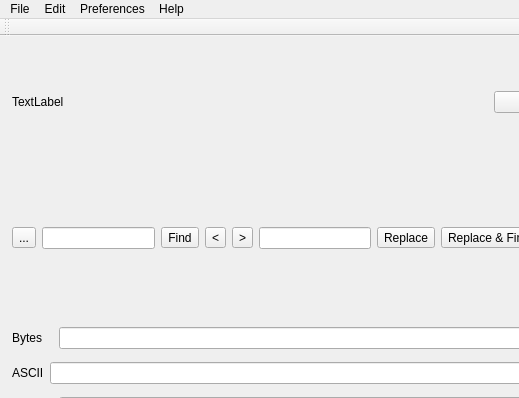
Old version of the form mainwindow.ui in the repository ic005k/Xplist; both pictures show x 0 to 519 and y 0 to 398 of the 946 by 703 pixel window.
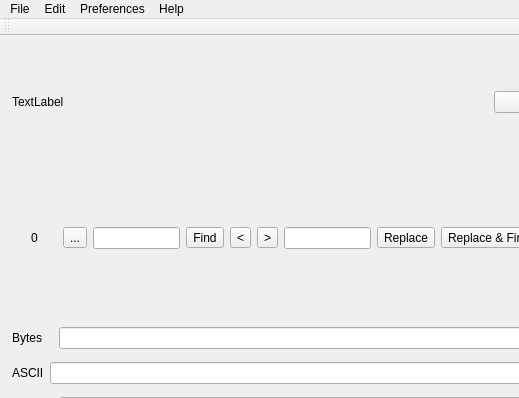
New version of the form. Icons and pictures are not drawn.

What changed in the file:
```diff
--- a/mainwindow.ui
+++ b/mainwindow.ui
@@ -89,7 +89,7 @@
      </widget>
     </item>
     <item row="1" column="0">
-     <widget class="QFrame" name="frame">
+     <widget class="QFrame" name="frameFind">
       <property name="frameShape">
        <enum>QFrame::NoFrame</enum>
       </property>
@@ -100,10 +100,27 @@
        <number>0</number>
       </property>
       <layout class="QGridLayout" name="gridLayout_4">
+       <item row="0" column="3">
+        <widget class="QToolButton" name="btnFind">
+         <property name="toolTip">
+          <string>Find</string>
+         </property>
+         <property name="text">
+          <string>Find</string>
+         </property>
+        </widget>
+       </item>
        <item row="0" column="5">
-        <widget class="QLineEdit" name="editReplace"/>
+        <widget class="QToolButton" name="btnNext">
+         <property name="toolTip">
+          <string>Go to the next</string>
+         </property>
+         <property name="text">
+          <string>&gt;</string>
+         </property>
+        </widget>
        </item>
-       <item row="0" column="10">
+       <item row="0" column="11">
         <widget class="QToolButton" name="btnShowReplace">
          <property name="toolTip">
           <string>Replace</string>
@@ -117,48 +134,31 @@
          </property>
         </widget>
        </item>
-       <item row="0" column="6">
-        <widget class="QToolButton" name="btnReplace">
-         <property name="text">
-          <string>Replace</string>
-         </property>
-        </widget>
-       </item>
-       <item row="0" column="9">
+       <item row="0" column="10">
         <widget class="QToolButton" name="btnHideFind">
          <property name="text">
           <string>Hide</string>
          </property>
         </widget>
        </item>
-       <item row="0" column="0">
-        <widget class="QToolButton" name="btnMisc">
-         <property name="text">
-          <string>...</string>
-         </property>
-        </widget>
-       </item>
-       <item row="0" column="8">
+       <item row="0" column="9">
         <widget class="QToolButton" name="btnReplaceAll">
          <property name="text">
           <string>All</string>
          </property>
         </widget>
        </item>
-       <item row="0" column="1">
+       <item row="0" column="8">
+        <widget class="QToolButton" name="btnReplaceFind">
+         <property name="text">
+          <string>Replace &amp;&amp; Find</string>
+         </property>
+        </widget>
+       </item>
+       <item row="0" column="2">
         <widget class="QLineEdit" name="editFind"/>
        </item>
-       <item row="0" column="2">
-        <widget class="QToolButton" name="btnFind">
-         <property name="toolTip">
-          <string>Find</string>
-         </property>
-         <property name="text">
-          <string>Find</string>
-         </property>
-        </widget>
-       </item>
-       <item row="0" column="3">
+       <item row="0" column="4">
         <widget class="QToolButton" name="btnPrevious">
          <property name="toolTip">
           <string>Go to the previous</string>
@@ -168,20 +168,36 @@
          </property>
         </widget>
        </item>
-       <item row="0" column="4">
-        <widget class="QToolButton" name="btnNext">
-         <property name="toolTip">
-          <string>Go to the next</string>
-         </property>
-         <property name="text">
-          <string>&gt;</string>
-         </property>
-        </widget>
+       <item row="0" column="6">
+        <widget class="QLineEdit" name="editReplace"/>
        </item>
        <item row="0" column="7">
-        <widget class="QToolButton" name="btnReplaceFind">
+        <widget class="QToolButton" name="btnReplace">
          <property name="text">
-          <string>Replace &amp;&amp; Find</string>
+          <string>Replace</string>
+         </property>
+        </widget>
+       </item>
+       <item row="0" column="1">
+        <widget class="QToolButton" name="btnMisc">
+         <property name="text">
+          <string>...</string>
+         </property>
+        </widget>
+       </item>
+       <item row="0" column="0">
+        <widget class="QLabel" name="lblFindCount">
+         <property name="minimumSize">
+          <size>
+           <width>45</width>
+           <height>0</height>
+          </size>
+         </property>
+         <property name="text">
+          <string>0</string>
+         </property>
+         <property name="alignment">
+          <set>Qt::AlignCenter</set>
          </property>
         </widget>
        </item>
@@ -677,9 +693,6 @@
    <property name="text">
     <string>About</string>
    </property>
-   <property name="shortcut">
-    <string>Ctrl+A</string>
-   </property>
   </action>
   <action name="actionClose_all">
    <property name="text">
```
